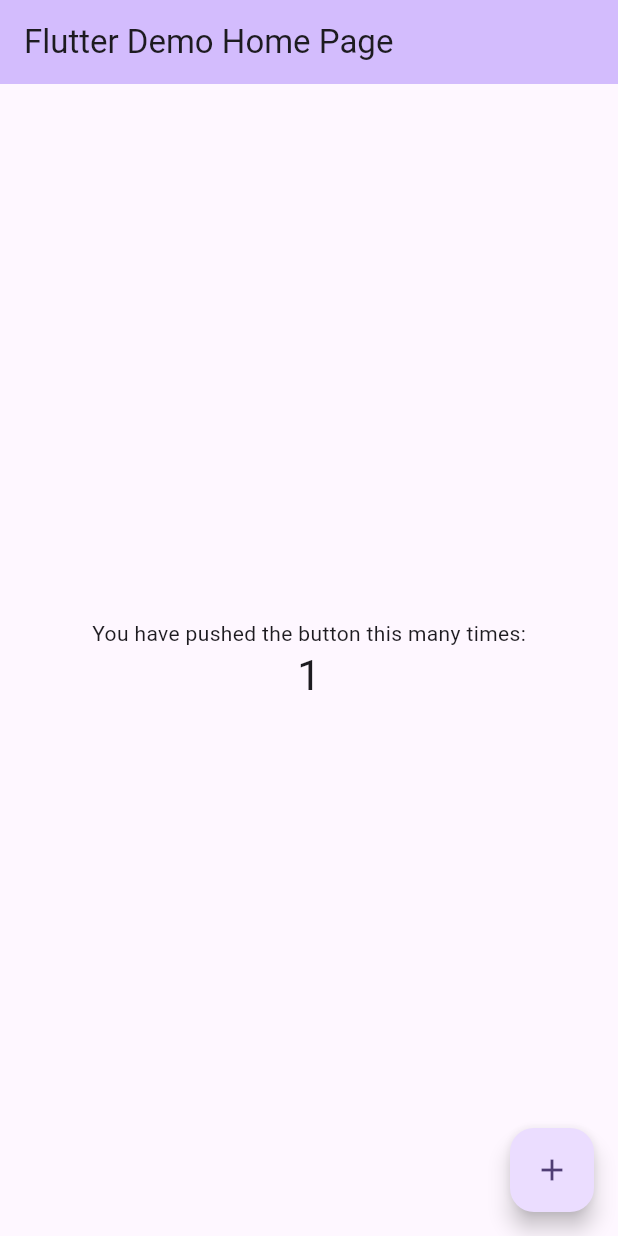
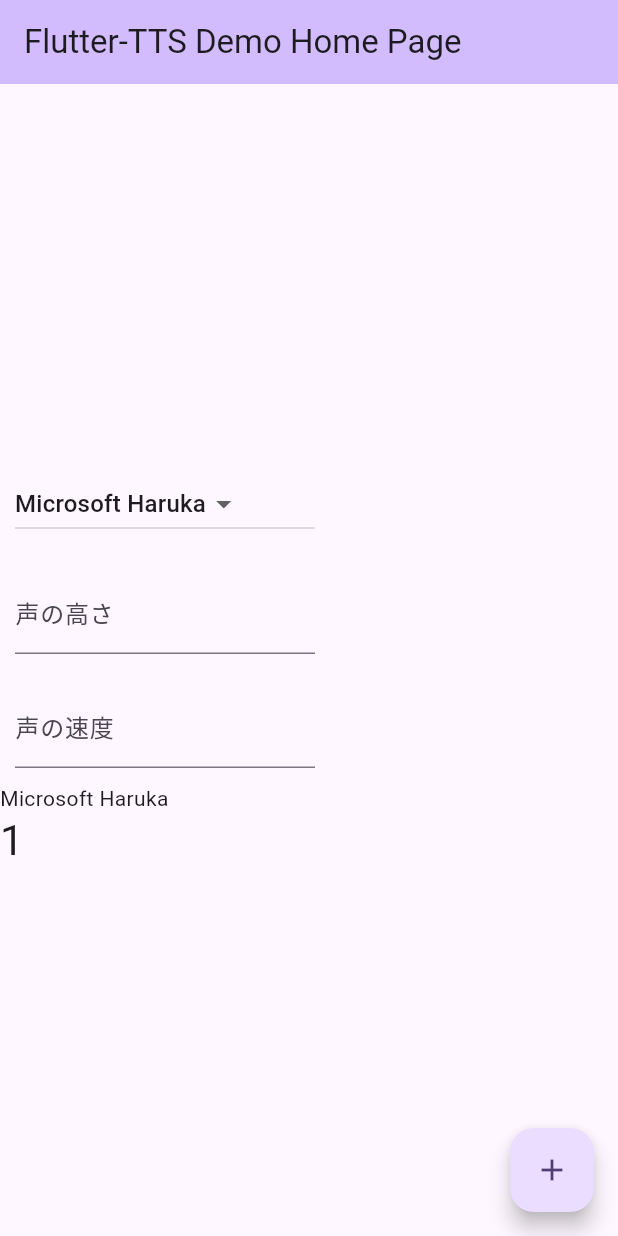
Before and after one commit to sabotage-cla6/flutter_tts_demo, a Flutter app: the screen it shows after launch, after a tap on the "add" icon, on a phone screen of 412 x 824 dp. Run offline on Flutter 3.47's test engine with Material 3 defaults, Android fonts, the phone set to English and light mode, and no system bars; our stand-ins replace flutter_tts.

Commit message:
発生追加・声選択実装中

```diff
--- a/lib/main.dart
+++ b/lib/main.dart
@@ -1,4 +1,7 @@
 import 'package:flutter/material.dart';
+import 'package:flutter/material.dart';
+import 'package:flutter_tts/flutter_tts.dart';
+import 'dart:developer' as developer;
 
 void main() {
   runApp(const MyApp());
@@ -11,7 +14,7 @@
   @override
   Widget build(BuildContext context) {
     return MaterialApp(
-      title: 'Flutter Demo',
+      title: 'Flutter-TTS Demo',
       theme: ThemeData(
         // This is the theme of your application.
         //
@@ -30,7 +33,7 @@
         // tested with just a hot reload.
         colorScheme: .fromSeed(seedColor: Colors.deepPurple),
       ),
-      home: const MyHomePage(title: 'Flutter Demo Home Page'),
+      home: const MyHomePage(title: 'Flutter-TTS Demo Home Page'),
     );
   }
 }
@@ -56,6 +59,31 @@
 class _MyHomePageState extends State<MyHomePage> {
   int _counter = 0;
 
+  TextEditingController? speechRateFieldController = TextEditingController();
+  TextEditingController? speechPitchFieldController = TextEditingController();
+
+  String _voiceName = "Microsoft Ayumi";
+  FlutterTts tts = FlutterTts();
+  List<Map<String, String>> voices = [
+    {"name": "Microsoft Ayumi", "locale": "ja-JP"},
+    {"name": "Microsoft Haruka", "locale": "ja-JP"},
+    {"name": "Microsoft Ichiro", "locale": "ja-JP"},
+  ];
+
+  @override
+  void initState() {
+    super.initState();
+    _init_tts();
+  }
+
+  void _init_tts() async {
+    // await tts.setLanguage('ja-JP');
+    // await tts.setSpeechRate(0.6);
+    // await tts.setPitch(1.0);
+    await tts.awaitSpeakCompletion(false); // 発話の完了まで待機。
+    await tts.setVoice({"name": "Microsoft Ayumi", "locale": "ja-JP"});
+  }
+
   void _incrementCounter() {
     setState(() {
       // This call to setState tells the Flutter framework that something has
@@ -63,8 +91,24 @@
       // so that the display can reflect the updated values. If we changed
       // _counter without calling setState(), then the build method would not be
       // called again, and so nothing would appear to happen.
-      _counter++;
+      _counter = (++_counter % voices.length);
+      _voiceName = voices[_counter]["name"]!;
     });
+    tts.setVoice(voices[_counter]);
+    Future<Set<dynamic>> stop() async => {await tts.stop()};
+    stop();
+    speak();
+  }
+
+  void speak() async {
+    await tts.speak('''
+サブチャンネル MJで麻雀入門
+MJで麻雀入門のチャンネルでは麻雀初心者向けに
+麻雀のルール
+打ちかたの基本
+などを解説しています。
+まだはじめたばかりのチャンネルですが、よろしくおねがいします。
+''');
   }
 
   @override
@@ -104,11 +148,52 @@
           // wireframe for each widget.
           mainAxisAlignment: .center,
           children: [
-            const Text('You have pushed the button this many times:'),
-            Text(
-              '$_counter',
-              style: Theme.of(context).textTheme.headlineMedium,
+            ListView(
+              shrinkWrap: true, // 追加
+              children: [
+                Wrap(
+                  children: [
+                    Container(
+                      width: 200,
+                      margin: EdgeInsets.all(10),
+                      child: DropdownButton(
+                        items: const [
+                          DropdownMenuItem(child: Text('Microsoft Ayumi'), value: 'Microsoft Ayumi'),
+                          DropdownMenuItem(child: Text('Microsoft Haruka'), value: 'Microsoft Haruka'),
+                          DropdownMenuItem(child: Text('Microsoft Ichiro'), value: 'Microsoft Ichiro'),
+                        ],
+                        onChanged: (String? value) {
+                          setState(() {});
+                        },
+                        value: _voiceName,
+                      ),
+                    ),
+                    Container(
+                      width: 200,
+                      margin: EdgeInsets.all(10),
+                      child: TextField(
+                        decoration: InputDecoration(labelText: "声の高さ"),
+                        controller: speechRateFieldController,
+                      ),
+                    ),
+                    Container(
+                      width: 200,
+                      margin: EdgeInsets.all(10),
+                      child: TextField(
+                        decoration: InputDecoration(labelText: "声の速度"),
+                        controller: speechPitchFieldController,
+                      ),
+                    ),
+                  ],
+                ),
+                Text('$_voiceName'),
+                Text(
+                  '$_counter',
+                  style: Theme.of(context).textTheme.headlineMedium,
+                ),
+              ],
             ),
+            //
           ],
         ),
       ),
```
